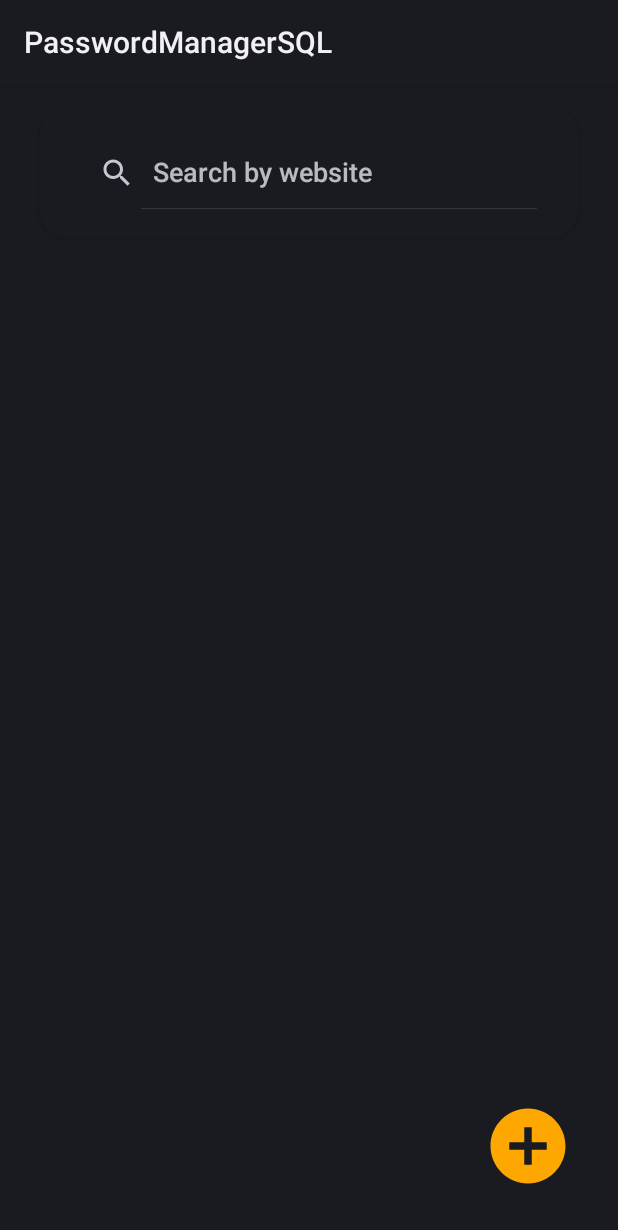
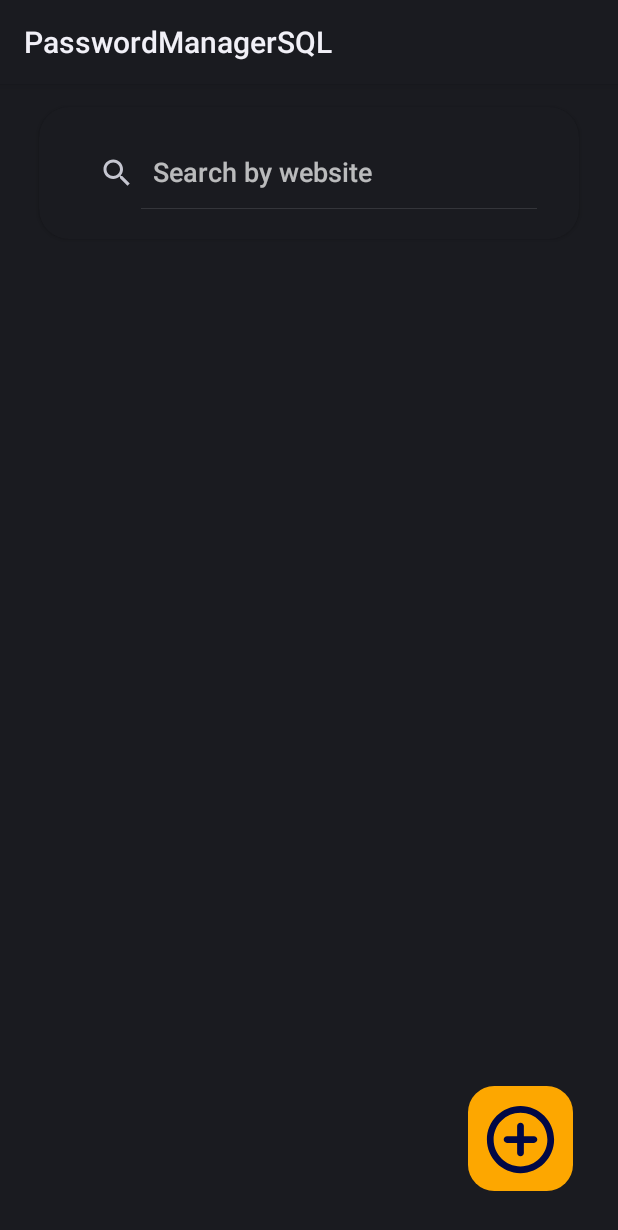
Before and after one commit to ruslan-ykbv/Aegis, an Android app: the layout activity_main.xml on its own in the app's theme, with its tools: preview values and no code run, on a phone screen of 412 x 824 dp. Shown: the top 1230 px of the screen. Run offline under Robolectric (Android 15) with nearby library versions, the phone set to English and light mode, and no system bars.

```diff
--- a/app/src/main/res/drawable/ic_add.xml
+++ b/app/src/main/res/drawable/ic_add.xml
@@ -1,5 +1,7 @@
-<vector xmlns:android="http://schemas.android.com/apk/res/android" android:height="60dp" android:tint="#FDA700" android:viewportHeight="24" android:viewportWidth="24" android:width="60dp">
+<vector xmlns:android="http://schemas.android.com/apk/res/android" android:height="70dp" android:viewportHeight="100" android:viewportWidth="100" android:width="70dp">
 
-    <path android:fillColor="@android:color/white" android:pathData="M12,2C6.48,2 2,6.48 2,12s4.48,10 10,10 10,-4.48 10,-10S17.52,2 12,2zM17,13h-4v4h-2v-4L7,13v-2h4L11,7h2v4h4v2z"/>
+    <path android:fillColor="#FDA700" android:pathData="M25,0L75,0A25,25 0,0 1,100 25L100,75A25,25 0,0 1,75 100L25,100A25,25 0,0 1,0 75L0,25A25,25 0,0 1,25 0z"/>
+
+    <path android:fillColor="#010845" android:pathData="M50,35C48.24,35 46.8,36.44 46.8,38.2V47.8H37.2C35.44,47.8 34,49.24 34,51C34,52.76 35.44,54.2 37.2,54.2H46.8V63.8C46.8,65.56 48.24,67 50,67C51.76,67 53.2,65.56 53.2,63.8V54.2H62.8C64.56,54.2 66,52.76 66,51C66,49.24 64.56,47.8 62.8,47.8H53.2V38.2C53.2,36.44 51.76,35 50,35ZM50,19C32.34,19 18,33.34 18,51C18,68.66 32.34,83 50,83C67.66,83 82,68.66 82,51C82,33.34 67.66,19 50,19ZM50,76.6C35.89,76.6 24.4,65.11 24.4,51C24.4,36.89 35.89,25.4 50,25.4C64.11,25.4 75.6,36.89 75.6,51C75.6,65.11 64.11,76.6 50,76.6Z"/>
 
 </vector>
--- a/app/src/main/res/layout/activity_main.xml
+++ b/app/src/main/res/layout/activity_main.xml
@@ -12,6 +12,7 @@
         android:layout_height="wrap_content"
         android:layout_margin="20dp"
         android:padding="10dp"
+        android:elevation="20dp"
         android:src="@drawable/ic_add"
         app:layout_constraintBottom_toBottomOf="parent"
         app:layout_constraintEnd_toEndOf="parent"
--- a/app/src/main/res/values/themes.xml
+++ b/app/src/main/res/values/themes.xml
@@ -3,5 +3,5 @@
 
     <style name="AppTheme" parent="Theme.AppCompat.Light.NoActionBar"/>
 
-    <style name="Base.Theme.PasswordManagerSQL." parent="Base.Theme.PasswordManagerSQL" />
+    <style name="Base.Theme.PasswordManagerSQL." parent="Theme.AppCompat.DayNight.NoActionBar" />
 </resources>
```
